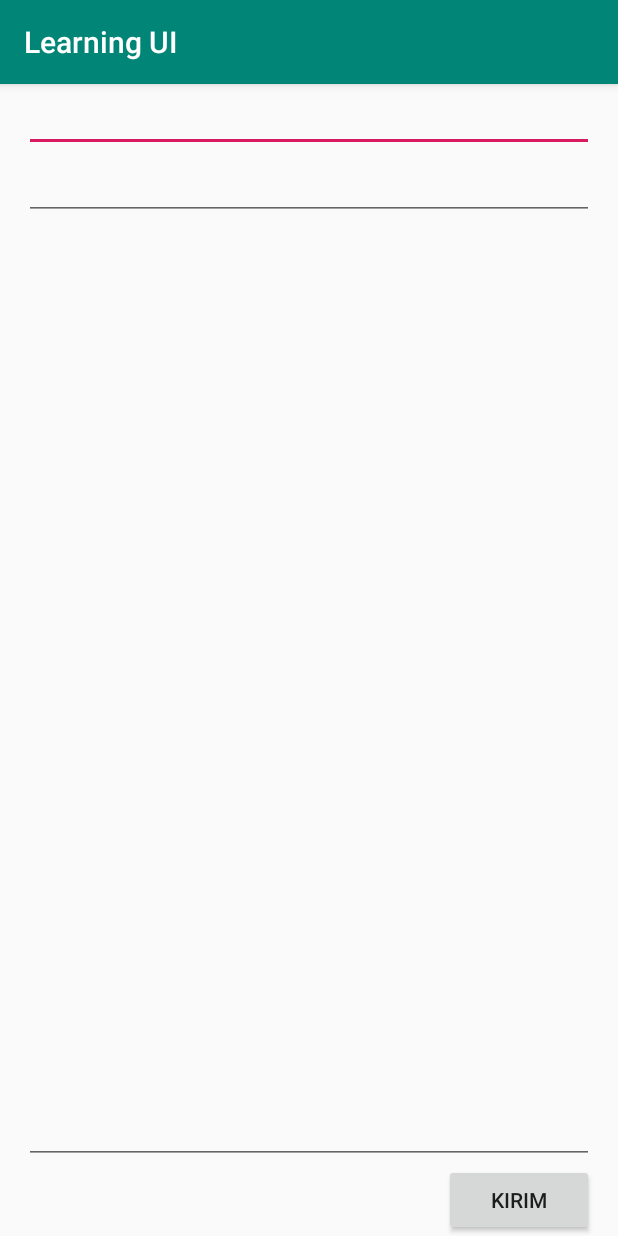
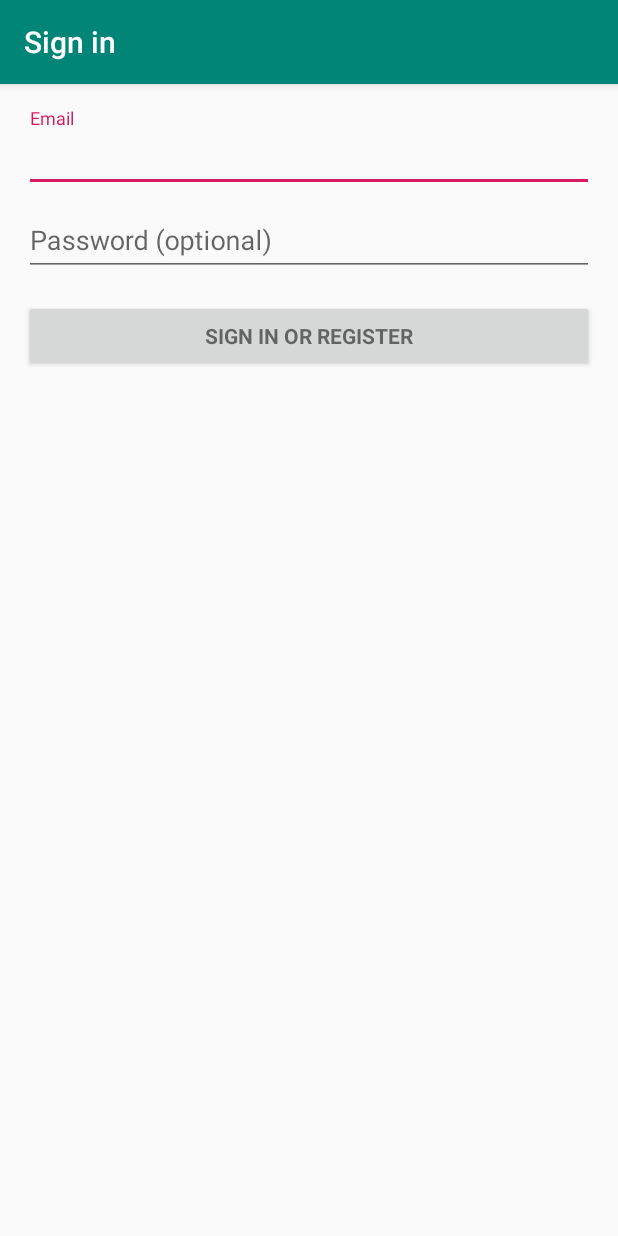
Before and after one commit to adimaryadi/Lerning-UI-android-, an Android app: the screen it shows after launch (MainActivity before the commit, Singin after it), on a phone screen of 412 x 824 dp. Run offline under Robolectric (Android 15) with nearby library versions, the phone set to English and light mode, and no system bars; 2 statements that could not run were skipped.

Commit message:
login redirect to page else

```diff
--- a/app/build.gradle
+++ b/app/build.gradle
@@ -1,4 +1,6 @@
 apply plugin: 'com.android.application'
+apply plugin: 'kotlin-android'
+apply plugin: 'kotlin-android-extensions'
 
 android {
     compileSdkVersion 28
@@ -22,7 +24,9 @@ dependencies {
     implementation fileTree(dir: 'libs', include: ['*.jar'])
     implementation 'com.android.support:appcompat-v7:28.0.0'
     implementation 'com.android.support.constraint:constraint-layout:1.1.3'
+    implementation 'com.android.support:design:28.0.0'
     testImplementation 'junit:junit:4.12'
     androidTestImplementation 'com.android.support.test:runner:1.0.2'
     androidTestImplementation 'com.android.support.test.espresso:espresso-core:3.0.2'
+    implementation "org.jetbrains.kotlin:kotlin-stdlib-jdk7:$kotlin_version"
 }
--- /dev/null
+++ b/app/src/main/java/com/example/adimaryadi/learningui/Singin.kt
@@ -0,0 +1,297 @@
+package com.example.adimaryadi.learningui
+
+import android.animation.Animator
+import android.animation.AnimatorListenerAdapter
+import android.annotation.TargetApi
+import android.content.pm.PackageManager
+import android.support.design.widget.Snackbar
+import android.support.v7.app.AppCompatActivity
+import android.app.LoaderManager.LoaderCallbacks
+import android.content.CursorLoader
+import android.content.Loader
+import android.database.Cursor
+import android.net.Uri
+import android.os.AsyncTask
+import android.os.Build
+import android.os.Bundle
+import android.provider.ContactsContract
+import android.text.TextUtils
+import android.view.View
+import android.view.inputmethod.EditorInfo
+import android.widget.ArrayAdapter
+import android.widget.TextView
+import android.content.Intent
+import java.util.ArrayList
+import android.Manifest.permission.READ_CONTACTS
+
+import kotlinx.android.synthetic.main.activity_singin.*
+
+/**
+ * A login screen that offers login via email/password.
+ */
+class Singin : AppCompatActivity(), LoaderCallbacks<Cursor> {
+    /**
+     * Keep track of the login task to ensure we can cancel it if requested.
+     */
+    private var mAuthTask: UserLoginTask? = null
+
+    override fun onCreate(savedInstanceState: Bundle?) {
+        super.onCreate(savedInstanceState)
+        setContentView(R.layout.activity_singin)
+        // Set up the login form.
+        populateAutoComplete()
+        password.setOnEditorActionListener(TextView.OnEditorActionListener { _, id, _ ->
+            if (id == EditorInfo.IME_ACTION_DONE || id == EditorInfo.IME_NULL) {
+                attemptLogin()
+                return@OnEditorActionListener true
+            }
+            false
+        })
+
+        email_sign_in_button.setOnClickListener { attemptLogin() }
+    }
+
+    private fun populateAutoComplete() {
+        if (!mayRequestContacts()) {
+            return
+        }
+
+        loaderManager.initLoader(0, null, this)
+    }
+
+    private fun mayRequestContacts(): Boolean {
+        if (Build.VERSION.SDK_INT < Build.VERSION_CODES.M) {
+            return true
+        }
+        if (checkSelfPermission(READ_CONTACTS) == PackageManager.PERMISSION_GRANTED) {
+            return true
+        }
+        if (shouldShowRequestPermissionRationale(READ_CONTACTS)) {
+            Snackbar.make(email, R.string.permission_rationale, Snackbar.LENGTH_INDEFINITE)
+                    .setAction(android.R.string.ok,
+                            { requestPermissions(arrayOf(READ_CONTACTS), REQUEST_READ_CONTACTS) })
+        } else {
+            requestPermissions(arrayOf(READ_CONTACTS), REQUEST_READ_CONTACTS)
+        }
+        return false
+    }
+
+    /**
+     * Callback received when a permissions request has been completed.
+     */
+    override fun onRequestPermissionsResult(requestCode: Int, permissions: Array<String>,
+                                            grantResults: IntArray) {
+        if (requestCode == REQUEST_READ_CONTACTS) {
+            if (grantResults.size == 1 && grantResults[0] == PackageManager.PERMISSION_GRANTED) {
+                populateAutoComplete()
+            }
+        }
+    }
+
+
+    /**
+     * Attempts to sign in or register the account specified by the login form.
+     * If there are form errors (invalid email, missing fields, etc.), the
+     * errors are presented and no actual login attempt is made.
+     */
+    private fun attemptLogin() {
+        if (mAuthTask != null) {
+            return
+        }
+
+        // Reset errors.
+        email.error = null
+        password.error = null
+
+        // Store values at the time of the login attempt.
+        val emailStr = email.text.toString()
+        val passwordStr = password.text.toString()
+
+        var cancel = false
+        var focusView: View? = null
+
+        // Check for a valid password, if the user entered one.
+        if (!TextUtils.isEmpty(passwordStr) && !isPasswordValid(passwordStr)) {
+            password.error = getString(R.string.error_invalid_password)
+            focusView = password
+            cancel = true
+        }
+
+        // Check for a valid email address.
+        if (TextUtils.isEmpty(emailStr)) {
+            email.error = getString(R.string.error_field_required)
+            focusView = email
+            cancel = true
+        } else if (!isEmailValid(emailStr)) {
+            email.error = getString(R.string.error_invalid_email)
+            focusView = email
+            cancel = true
+        }
+
+        if (cancel) {
+            // There was an error; don't attempt login and focus the first
+            // form field with an error.
+            focusView?.requestFocus()
+        } else {
+            // Show a progress spinner, and kick off a background task to
+            // perform the user login attempt.
+            showProgress(true)
+            mAuthTask = UserLoginTask(emailStr, passwordStr)
+            mAuthTask!!.execute(null as Void?)
+        }
+    }
+
+    private fun isEmailValid(email: String): Boolean {
+        //TODO: Replace this with your own logic
+        return email.contains("@")
+    }
+
+    private fun isPasswordValid(password: String): Boolean {
+        //TODO: Replace this with your own logic
+        return password.length > 4
+    }
+
+    /**
+     * Shows the progress UI and hides the login form.
+     */
+    @TargetApi(Build.VERSION_CODES.HONEYCOMB_MR2)
+    private fun showProgress(show: Boolean) {
+        // On Honeycomb MR2 we have the ViewPropertyAnimator APIs, which allow
+        // for very easy animations. If available, use these APIs to fade-in
+        // the progress spinner.
+        if (Build.VERSION.SDK_INT >= Build.VERSION_CODES.HONEYCOMB_MR2) {
+            val shortAnimTime = resources.getInteger(android.R.integer.config_shortAnimTime).toLong()
+
+            login_form.visibility = if (show) View.GONE else View.VISIBLE
+            login_form.animate()
+                    .setDuration(shortAnimTime)
+                    .alpha((if (show) 0 else 1).toFloat())
+                    .setListener(object : AnimatorListenerAdapter() {
+                        override fun onAnimationEnd(animation: Animator) {
+                            login_form.visibility = if (show) View.GONE else View.VISIBLE
+                        }
+                    })
+
+            login_progress.visibility = if (show) View.VISIBLE else View.GONE
+            login_progress.animate()
+                    .setDuration(shortAnimTime)
+                    .alpha((if (show) 1 else 0).toFloat())
+                    .setListener(object : AnimatorListenerAdapter() {
+                        override fun onAnimationEnd(animation: Animator) {
+                            login_progress.visibility = if (show) View.VISIBLE else View.GONE
+                        }
+                    })
+        } else {
+            // The ViewPropertyAnimator APIs are not available, so simply show
+            // and hide the relevant UI components.
+            login_progress.visibility = if (show) View.VISIBLE else View.GONE
+            login_form.visibility = if (show) View.GONE else View.VISIBLE
+        }
+    }
+
+    override fun onCreateLoader(i: Int, bundle: Bundle?): Loader<Cursor> {
+        return CursorLoader(this,
+                // Retrieve data rows for the device user's 'profile' contact.
+                Uri.withAppendedPath(ContactsContract.Profile.CONTENT_URI,
+                        ContactsContract.Contacts.Data.CONTENT_DIRECTORY), ProfileQuery.PROJECTION,
+
+                // Select only email addresses.
+                ContactsContract.Contacts.Data.MIMETYPE + " = ?", arrayOf(ContactsContract.CommonDataKinds.Email
+                .CONTENT_ITEM_TYPE),
+
+                // Show primary email addresses first. Note that there won't be
+                // a primary email address if the user hasn't specified one.
+                ContactsContract.Contacts.Data.IS_PRIMARY + " DESC")
+    }
+
+    override fun onLoadFinished(cursorLoader: Loader<Cursor>, cursor: Cursor) {
+        val emails = ArrayList<String>()
+        cursor.moveToFirst()
+        while (!cursor.isAfterLast) {
+            emails.add(cursor.getString(ProfileQuery.ADDRESS))
+            cursor.moveToNext()
+        }
+
+        addEmailsToAutoComplete(emails)
+    }
+
+    override fun onLoaderReset(cursorLoader: Loader<Cursor>) {
+
+    }
+
+    private fun addEmailsToAutoComplete(emailAddressCollection: List<String>) {
+        //Create adapter to tell the AutoCompleteTextView what to show in its dropdown list.
+        val adapter = ArrayAdapter(this@Singin,
+                android.R.layout.simple_dropdown_item_1line, emailAddressCollection)
+
+        email.setAdapter(adapter)
+    }
+
+    object ProfileQuery {
+        val PROJECTION = arrayOf(
+                ContactsContract.CommonDataKinds.Email.ADDRESS,
+                ContactsContract.CommonDataKinds.Email.IS_PRIMARY)
+        val ADDRESS = 0
+        val IS_PRIMARY = 1
+    }
+
+    /**
+     * Represents an asynchronous login/registration task used to authenticate
+     * the user.
+     */
+    inner class UserLoginTask internal constructor(private val mEmail: String, private val mPassword: String) : AsyncTask<Void, Void, Boolean>() {
+
+        override fun doInBackground(vararg params: Void): Boolean? {
+            // TODO: attempt authentication against a network service.
+
+            try {
+                // Simulate network access.
+                Thread.sleep(2000)
+            } catch (e: InterruptedException) {
+                return false
+            }
+
+            return DUMMY_CREDENTIALS
+                    .map { it.split(":") }
+                    .firstOrNull { it[0] == mEmail }
+                    ?.let {
+                        // Account exists, return true if the password matches.
+                        it[1] == mPassword
+                    }
+                    ?: true
+        }
+
+        override fun onPostExecute(success: Boolean?) {
+            mAuthTask = null
+            showProgress(false)
+
+            if (success!!) {
+                val intent = Intent(this@Singin, MainActivity::class.java)
+                intent.putExtra(email.toString(),password.toString())
+                startActivity(intent)
+            } else {
+                password.error = getString(R.string.error_incorrect_password)
+                password.requestFocus()
+            }
+        }
+
+        override fun onCancelled() {
+            mAuthTask = null
+            showProgress(false)
+        }
+    }
+
+    companion object {
+
+        /**
+         * Id to identity READ_CONTACTS permission request.
+         */
+        private val REQUEST_READ_CONTACTS = 0
+
+        /**
+         * A dummy authentication store containing known user names and passwords.
+         * TODO: remove after connecting to a real authentication system.
+         */
+        private val DUMMY_CREDENTIALS = arrayOf("foo@example.com:hello", "bar@example.com:world")
+    }
+}
--- /dev/null
+++ b/app/src/main/res/layout/activity_singin.xml
@@ -0,0 +1,78 @@
+<?xml version="1.0" encoding="utf-8"?>
+<LinearLayout xmlns:android="http://schemas.android.com/apk/res/android"
+    xmlns:tools="http://schemas.android.com/tools"
+    android:layout_width="match_parent"
+    android:layout_height="match_parent"
+    android:gravity="center_horizontal"
+    android:orientation="vertical"
+    android:paddingLeft="@dimen/activity_horizontal_margin"
+    android:paddingTop="@dimen/activity_vertical_margin"
+    android:paddingRight="@dimen/activity_horizontal_margin"
+    android:paddingBottom="@dimen/activity_vertical_margin"
+    tools:context=".Singin">
+
+    <!-- Login progress -->
+    <ProgressBar
+        android:id="@+id/login_progress"
+        style="?android:attr/progressBarStyleLarge"
+        android:layout_width="wrap_content"
+        android:layout_height="wrap_content"
+        android:layout_marginBottom="8dp"
+        android:visibility="gone" />
+
+    <ScrollView
+        android:id="@+id/login_form"
+        android:layout_width="match_parent"
+        android:layout_height="match_parent">
+
+        <LinearLayout
+            android:id="@+id/email_login_form"
+            android:layout_width="match_parent"
+            android:layout_height="wrap_content"
+            android:orientation="vertical">
+
+            <android.support.design.widget.TextInputLayout
+                android:layout_width="match_parent"
+                android:layout_height="wrap_content">
+
+                <AutoCompleteTextView
+                    android:id="@+id/email"
+                    android:layout_width="match_parent"
+                    android:layout_height="wrap_content"
+                    android:hint="@string/prompt_email"
+                    android:inputType="textEmailAddress"
+                    android:maxLines="1"
+                    android:singleLine="true" />
+
+            </android.support.design.widget.TextInputLayout>
+
+            <android.support.design.widget.TextInputLayout
+                android:layout_width="match_parent"
+                android:layout_height="wrap_content">
+
+                <EditText
+                    android:id="@+id/password"
+                    android:layout_width="match_parent"
+                    android:layout_height="wrap_content"
+                    android:hint="@string/prompt_password"
+                    android:imeActionId="6"
+                    android:imeActionLabel="@string/action_sign_in_short"
+                    android:imeOptions="actionUnspecified"
+                    android:inputType="textPassword"
+                    android:maxLines="1"
+                    android:singleLine="true" />
+
+            </android.support.design.widget.TextInputLayout>
+
+            <Button
+                android:id="@+id/email_sign_in_button"
+                style="?android:textAppearanceSmall"
+                android:layout_width="match_parent"
+                android:layout_height="wrap_content"
+                android:layout_marginTop="16dp"
+                android:text="@string/action_sign_in"
+                android:textStyle="bold" />
+
+        </LinearLayout>
+    </ScrollView>
+</LinearLayout>
--- /dev/null
+++ b/app/src/main/res/values/dimens.xml
@@ -0,0 +1,5 @@
+<resources>
+    <!-- Default screen margins, per the Android Design guidelines. -->
+    <dimen name="activity_horizontal_margin">16dp</dimen>
+    <dimen name="activity_vertical_margin">16dp</dimen>
+</resources>
--- a/app/src/main/res/values/strings.xml
+++ b/app/src/main/res/values/strings.xml
@@ -4,4 +4,17 @@
     <string name="Subject"></string>
     <string name="message"></string>
     <string name="send">Kirim</string>
+    <string name="title_activity_singin">Sign in</string>
+    <!-- Strings related to login -->
+    <string name="prompt_email">Email</string>
+    <string name="prompt_password">Password (optional)</string>
+    <string name="action_sign_in">Sign in or register</string>
+    <string name="action_sign_in_short">Sign in</string>
+    <string name="error_invalid_email">This email address is invalid</string>
+    <string name="error_invalid_password">This password is too short</string>
+    <string name="error_incorrect_password">This password is incorrect</string>
+    <string name="error_field_required">This field is required</string>
+    <string name="permission_rationale">"Contacts permissions are needed for providing email
+        completions."
+    </string>
 </resources>
--- a/build.gradle
+++ b/build.gradle
@@ -1,6 +1,8 @@
 // Top-level build file where you can add configuration options common to all sub-projects/modules.
 
 buildscript {
+    ext.kotlin_version = '1.2.71'
+
 
     repositories {
         google()
@@ -12,7 +14,7 @@ buildscript {
 
         // NOTE: Do not place your application dependencies here; they belong
         // in the individual module build.gradle files
-    }
+    classpath "org.jetbrains.kotlin:kotlin-gradle-plugin:$kotlin_version" }
 }
 
 allprojects {
```
Also changed, not shown: app/src/main/AndroidManifest.xml (+10 -0 lines).
